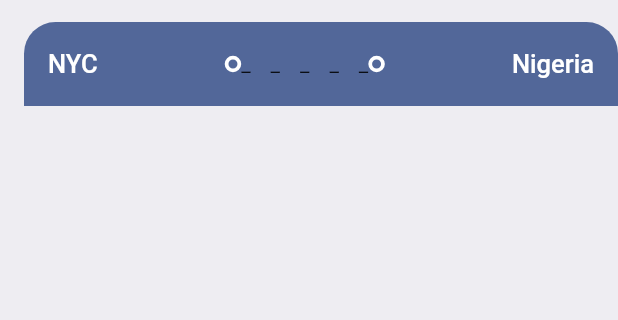
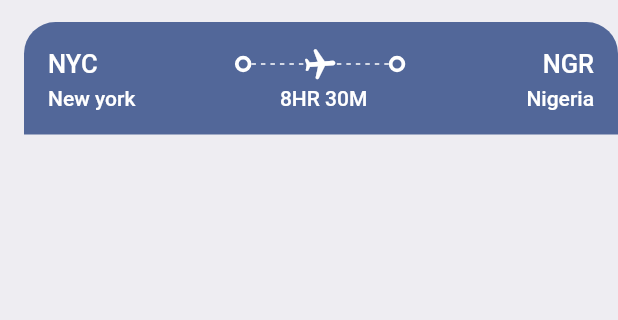
Before and after one commit to iyamujoshua/Flight_app, a Flutter app: the Homescreen screen opened directly, on a phone screen of 412 x 824 dp, the part 350-670 px from its top. Run offline on Flutter 3.47's test engine with Material 2 defaults, Android fonts, the phone set to English and light mode, and no system bars; our stand-ins replace gap.

Commit message:
flight movement

```diff
--- a/lib/ticket_view.dart
+++ b/lib/ticket_view.dart
@@ -1,4 +1,5 @@
 import 'package:flutter/material.dart';
+import 'package:gap/gap.dart';
 import 'package:sliderapp/utils/app_layout.dart';
 import 'package:sliderapp/utils/app_style.dart';
 import 'package:sliderapp/widgets/thick_container.dart';
@@ -30,20 +31,53 @@
                       style: style.headLineStyle3.copyWith(color: Colors.white),),
                       Expanded(child: Container()),
                       Thickcontainer(),
-                      Expanded(child: SizedBox(
-                        height: 24,
-                        child: Flex(direction: Axis.horizontal,
-                        mainAxisAlignment: MainAxisAlignment.spaceBetween,
-                        children: List.generate(5, (index) => Text("_"
-                        )),
+                      Expanded(child: Stack(
+                        children: [SizedBox(
+
+
+                          height: 24,
+                          child: LayoutBuilder(
+
+                            builder: (BuildContext , BoxConstraints  constraints) {
+                              print("The width is ${constraints.constrainWidth()}");
+                                       return Flex(direction: Axis.horizontal,
+                            mainAxisAlignment: MainAxisAlignment.spaceBetween,
+                            mainAxisSize: MainAxisSize.max,
+                            children: List.generate((constraints.constrainWidth()/6).floor(), (index) => SizedBox(width: 3, height: 1,
+                            child: DecoratedBox(decoration: BoxDecoration(color: Colors.white)),
+                            ),
+                            ),
+                            );
+                             },
+                          ),
                         ),
+                        Center(child: Transform.rotate(angle: 1.5, child:Icon(Icons.local_airport_rounded, color: Colors.white,),)),
+                        ]
+
                       )),
+
                       Thickcontainer(),
                        Expanded(child: Container()),
-                       Text("Nigeria",
+                       Text("NGR",
                       style: style.headLineStyle3.copyWith(color: Colors.white),),
                     ],
-                  )
+                  ),
+                const Gap(3),
+                Row(
+                  mainAxisAlignment: MainAxisAlignment.spaceBetween,
+                  children: [
+
+                    SizedBox(
+width: 100, child: Text("New york", style: style.headLineStyle4.copyWith(color: Colors.white),),
+                    ),
+                    Text(" 8HR 30M", style:style.headLineStyle4.copyWith(color: Colors.white),),
+                                        SizedBox(
+
+width: 100, child: Text("Nigeria", textAlign: TextAlign.end, style: style.headLineStyle4.copyWith(color: Colors.white),),
+                    ),
+
+                  ],
+                ),
                 ],
               ),
             )
```
